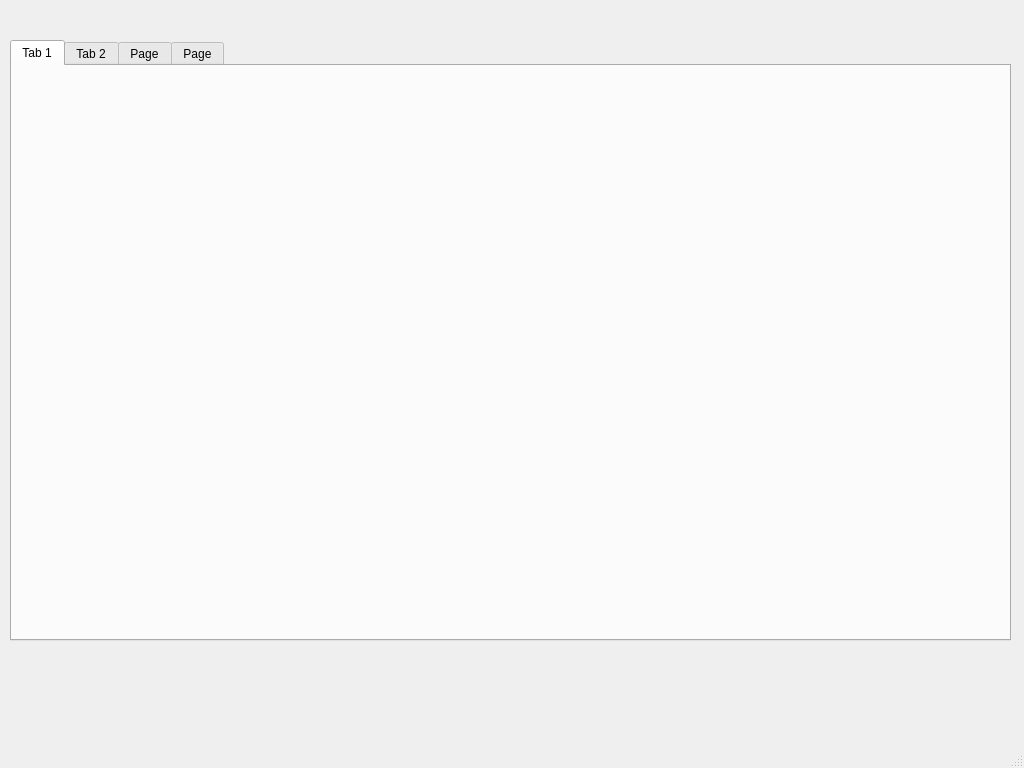
Before: the Qt Designer form mainview.ui in AakashKumar21/EmbeddedToolbox-GUI, drawn with Qt 5.
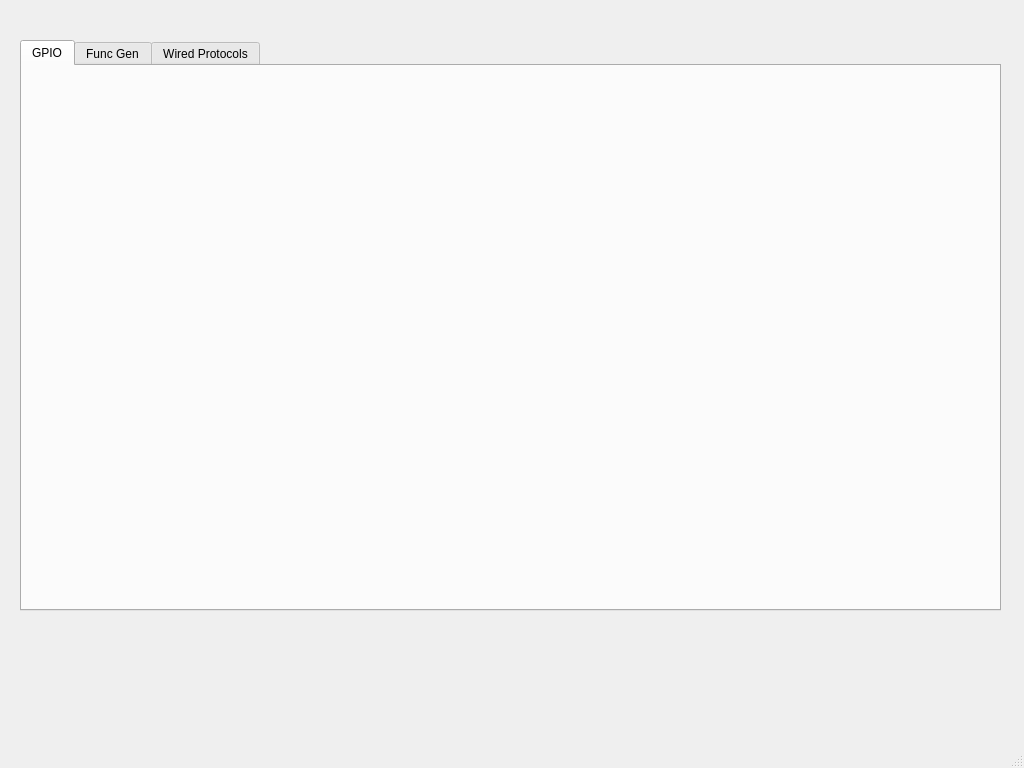
After: the same form once the commit is applied.

Commit message: Layout prototype Added

Patch:
```diff
--- a/mainview.ui
+++ b/mainview.ui
@@ -20,33 +20,31 @@
    <widget class="QTabWidget" name="tabWidget">
     <property name="geometry">
      <rect>
-      <x>10</x>
+      <x>20</x>
       <y>40</y>
-      <width>1001</width>
-      <height>601</height>
+      <width>981</width>
+      <height>571</height>
      </rect>
     </property>
     <property name="currentIndex">
      <number>0</number>
     </property>
     <widget class="QWidget" name="gpio">
+     <property name="enabled">
+      <bool>false</bool>
+     </property>
      <attribute name="title">
-      <string>Tab 1</string>
-     </attribute>
-    </widget>
-    <widget class="QWidget" name="wired">
-     <attribute name="title">
-      <string>Tab 2</string>
+      <string>GPIO</string>
      </attribute>
     </widget>
     <widget class="QWidget" name="func_gen">
      <attribute name="title">
-      <string>Page</string>
+      <string>Func Gen</string>
      </attribute>
     </widget>
-    <widget class="QWidget" name="tab_4">
+    <widget class="QWidget" name="wired">
      <attribute name="title">
-      <string>Page</string>
+      <string>Wired Protocols</string>
      </attribute>
     </widget>
    </widget>
```
Left out of the diff: 14 changed lines with no effect on the pictures. The commit also changes 1 other file.
